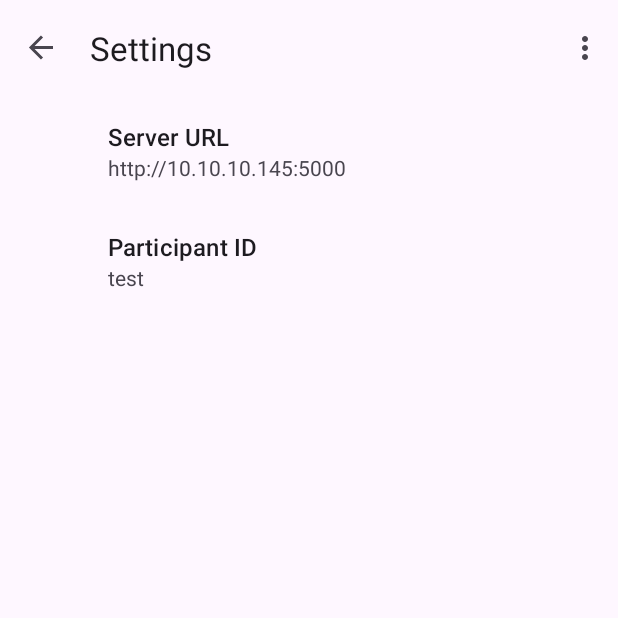
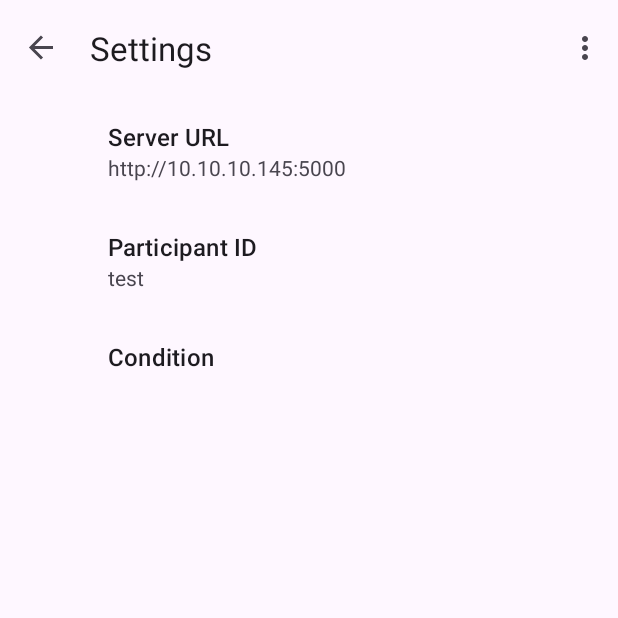
Before and after one commit to sashaiw/warehouse-experiment-app, an Android app built with Jetpack Compose: the screen it shows after launch (MainActivity), in the options menu, after a tap on "Settings", on a phone screen of 412 x 824 dp, the top half of it. Run offline under Robolectric (Android 15) with nearby library versions, the phone set to English and light mode, and no system bars; our stand-ins replace androidx.preference, navigation-ui.

Commit message:
added participant ID and condition to experiment begin call; changed navigation to disable stack (but broke a lot of things in the process)

```diff
--- a/app/src/main/java/com/example/warehouse/model/Participant.kt
+++ b/app/src/main/java/com/example/warehouse/model/Experiment.kt
@@ -3,6 +3,7 @@ package com.example.warehouse.model
 import kotlinx.serialization.Serializable
 
 @Serializable
-data class Participant(
-    val id: String
+data class Experiment(
+    val id: String,
+    val condition: String,
 )
--- a/app/src/main/java/com/example/warehouse/network/ApiRepository.kt
+++ b/app/src/main/java/com/example/warehouse/network/ApiRepository.kt
@@ -7,7 +7,7 @@ import androidx.preference.PreferenceManager
 import io.ktor.client.request.get
 import io.ktor.client.request.post
 import com.example.warehouse.model.Goal
-import com.example.warehouse.model.Participant
+import com.example.warehouse.model.Experiment
 import io.ktor.client.request.*
 import io.ktor.client.statement.*
 import io.ktor.http.*
@@ -30,6 +30,12 @@ class ApiRepository(context: Context) {
         return participantId
     }
 
+    private fun getCondition(): String {
+        val condition: String = sharedPreferences.getString("condition", "control")
+            ?: throw Exception("Could not get condition from settings")
+        return condition
+    }
+
     suspend fun getCurrentGoal(): Goal? {
         Log.d("ApiRepository", "Getting current goal from /goal/current...")
         val response: HttpResponse = client.get("${getBaseUrl()}/goal/current")
@@ -45,19 +51,28 @@ class ApiRepository(context: Context) {
 
     suspend fun startGoal() {
         Log.d("ApiRepository", "Reporting started goal with /goal/started...")
-        client.post("${getBaseUrl()}/goal/started")
+        val response: HttpResponse = client.post("${getBaseUrl()}/goal/started")
+        if (!response.status.isSuccess()) {
+            throw Exception("${response.status}: ${response.bodyAsText()}")
+        }
     }
 
     suspend fun completeGoal() {
         Log.d("ApiRepository", "Reporting completed goal with /goal/completed...")
-        client.post("${getBaseUrl()}/goal/completed")
+        val response: HttpResponse = client.post("${getBaseUrl()}/goal/completed")
+        if (!response.status.isSuccess()) {
+            throw Exception("${response.status}: ${response.bodyAsText()}")
+        }
     }
 
     suspend fun beginExperiment(): Boolean {
         Log.d("ApiRepository", "Initializing experiment with /experiment/begin...")
-        client.post("${getBaseUrl()}/experiment/begin") {
+        val response: HttpResponse = client.post("${getBaseUrl()}/experiment/begin") {
             contentType(ContentType.Application.Json)
-            setBody(Participant(id=getParticipantId()))
+            setBody(Experiment(id=getParticipantId(), condition=getCondition()))
+        }
+        if (!response.status.isSuccess()) {
+            throw Exception("${response.status}: ${response.bodyAsText()}")
         }
         return true
     }
--- a/app/src/main/java/com/example/warehouse/ui/QrFragment.kt
+++ b/app/src/main/java/com/example/warehouse/ui/QrFragment.kt
@@ -119,8 +119,10 @@ class QrFragment : Fragment() {
 
             viewModel.completeGoal()
 
-            Log.d("QrFragment", "Navigating to success fragment")
-            findNavController().navigate(R.id.action_QrFragment_to_SuccessFragment)
+            activity?.runOnUiThread {
+                Log.d("QrFragment", "Navigating to success fragment")
+                findNavController().navigate(R.id.action_QrFragment_to_SuccessFragment)
+            }
         } else {
             // stopCamera()
             // Log.d("QrFragment", "Navigating to failure fragment")
--- /dev/null
+++ b/app/src/main/res/values/arrays.xml
@@ -0,0 +1,13 @@
+<?xml version="1.0" encoding="utf-8"?>
+<resources>
+    <string-array name="condition_labels">
+        <item>@string/condition_label_control</item>
+        <item>@string/condition_label_static</item>
+        <item>@string/condition_label_projector</item>
+    </string-array>
+    <string-array name="condition_values">
+        <item>@string/condition_value_control</item>
+        <item>@string/condition_value_static</item>
+        <item>@string/condition_value_projector</item>
+    </string-array>
+</resources>
--- a/app/src/main/res/values/strings.xml
+++ b/app/src/main/res/values/strings.xml
@@ -14,4 +14,13 @@
     <string name="server_url_key">server_url</string>
     <string name="participant_id_key">participant_id</string>
     <string name="participant_id_default_value">test</string>
+    <string name="condition_key">condition</string>
+
+    <string name="condition_label_control">Control</string>
+    <string name="condition_label_static">Static light</string>
+    <string name="condition_label_projector">Projected path</string>
+
+    <string name="condition_value_control">control</string>
+    <string name="condition_value_static">static_light</string>
+    <string name="condition_value_projector">projected_path</string>
 </resources>
--- a/app/src/main/res/xml/preferences.xml
+++ b/app/src/main/res/xml/preferences.xml
@@ -14,5 +14,12 @@
         android:defaultValue="@string/participant_id_default_value"
         android:title="Participant ID"
         app:useSimpleSummaryProvider="true"
-        android:dialogTitle="Participant ID"/>
+        android:dialogTitle="Participant ID" />
+
+    <ListPreference
+        android:key="@string/condition_key"
+        android:title="Condition"
+        android:entries="@array/condition_labels"
+        android:entryValues="@array/condition_values"
+        android:defaultValue="control" />
 </androidx.preference.PreferenceScreen>
```
Also changed, not shown: app/src/main/res/navigation/nav_graph_qr.xml (+12 -4 lines).
